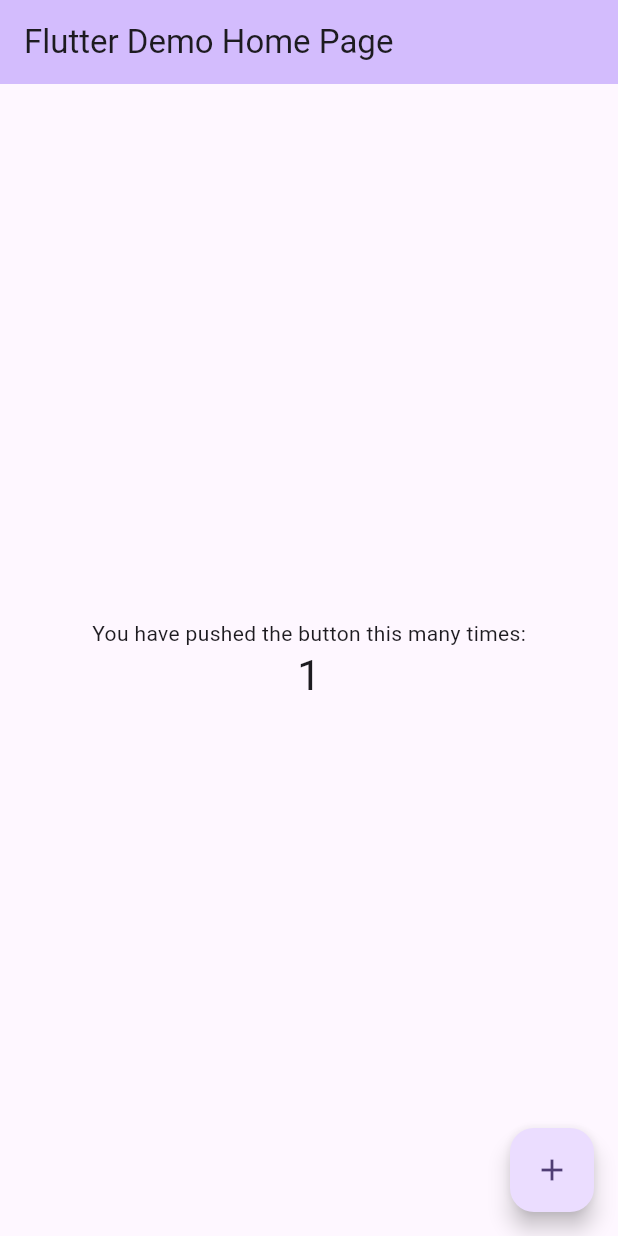
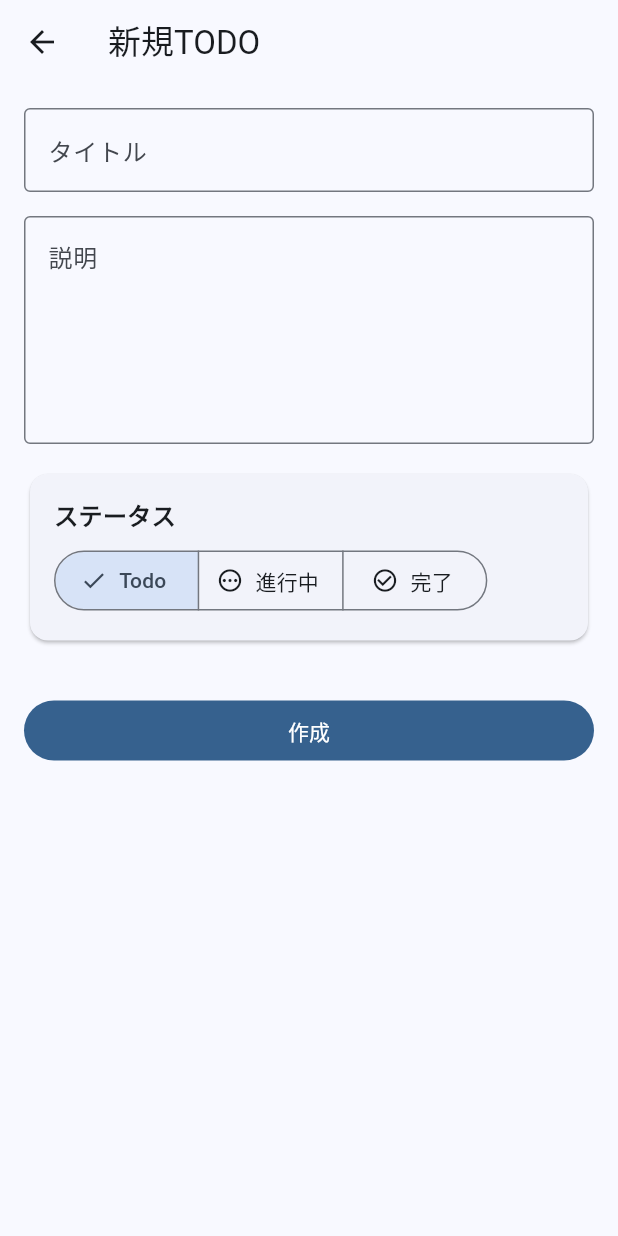
Before and after one commit to somorioka/riverpod_todo_app, a Flutter app: the screen it shows after launch, after a tap on the "add" icon, on a phone screen of 412 x 824 dp. Run offline on Flutter 3.47's test engine with Material 3 defaults, Android fonts, the light colour scheme and no system bars; our stand-ins replace flutter_riverpod.

Commit message:
feat: UIを作成

```diff
--- a/lib/main.dart
+++ b/lib/main.dart
@@ -1,125 +1,39 @@
 import 'package:flutter/material.dart';
+import 'package:flutter_riverpod/flutter_riverpod.dart';
+import 'screens/todo_list_screen.dart';
 
 void main() {
-  runApp(const MyApp());
+  runApp(
+    const ProviderScope(
+      child: MyApp(),
+    ),
+  );
 }
 
 class MyApp extends StatelessWidget {
   const MyApp({super.key});
 
-  // This widget is the root of your application.
   @override
   Widget build(BuildContext context) {
     return MaterialApp(
-      title: 'Flutter Demo',
+      title: 'Riverpod TODO App',
+      debugShowCheckedModeBanner: false,
       theme: ThemeData(
-        // This is the theme of your application.
-        //
-        // TRY THIS: Try running your application with "flutter run". You'll see
-        // the application has a purple toolbar. Then, without quitting the app,
-        // try changing the seedColor in the colorScheme below to Colors.green
-        // and then invoke "hot reload" (save your changes or press the "hot
-        // reload" button in a Flutter-supported IDE, or press "r" if you used
-        // the command line to start the app).
-        //
-        // Notice that the counter didn't reset back to zero; the application
-        // state is not lost during the reload. To reset the state, use hot
-        // restart instead.
-        //
-        // This works for code too, not just values: Most code changes can be
-        // tested with just a hot reload.
-        colorScheme: ColorScheme.fromSeed(seedColor: Colors.deepPurple),
+        colorScheme: ColorScheme.fromSeed(
+          seedColor: Colors.blue,
+          brightness: Brightness.light,
+        ),
         useMaterial3: true,
       ),
-      home: const MyHomePage(title: 'Flutter Demo Home Page'),
+      darkTheme: ThemeData(
+        colorScheme: ColorScheme.fromSeed(
+          seedColor: Colors.blue,
+          brightness: Brightness.dark,
+        ),
+        useMaterial3: true,
+      ),
+      themeMode: ThemeMode.system,
+      home: const TodoListScreen(),
     );
   }
 }
-
-class MyHomePage extends StatefulWidget {
-  const MyHomePage({super.key, required this.title});
-
-  // This widget is the home page of your application. It is stateful, meaning
-  // that it has a State object (defined below) that contains fields that affect
-  // how it looks.
-
-  // This class is the configuration for the state. It holds the values (in this
-  // case the title) provided by the parent (in this case the App widget) and
-  // used by the build method of the State. Fields in a Widget subclass are
-  // always marked "final".
-
-  final String title;
-
-  @override
-  State<MyHomePage> createState() => _MyHomePageState();
-}
-
-class _MyHomePageState extends State<MyHomePage> {
-  int _counter = 0;
-
-  void _incrementCounter() {
-    setState(() {
-      // This call to setState tells the Flutter framework that something has
-      // changed in this State, which causes it to rerun the build method below
-      // so that the display can reflect the updated values. If we changed
-      // _counter without calling setState(), then the build method would not be
-      // called again, and so nothing would appear to happen.
-      _counter++;
-    });
-  }
-
-  @override
-  Widget build(BuildContext context) {
-    // This method is rerun every time setState is called, for instance as done
-    // by the _incrementCounter method above.
-    //
-    // The Flutter framework has been optimized to make rerunning build methods
-    // fast, so that you can just rebuild anything that needs updating rather
-    // than having to individually change instances of widgets.
-    return Scaffold(
-      appBar: AppBar(
-        // TRY THIS: Try changing the color here to a specific color (to
-        // Colors.amber, perhaps?) and trigger a hot reload to see the AppBar
-        // change color while the other colors stay the same.
-        backgroundColor: Theme.of(context).colorScheme.inversePrimary,
-        // Here we take the value from the MyHomePage object that was created by
-        // the App.build method, and use it to set our appbar title.
-        title: Text(widget.title),
-      ),
-      body: Center(
-        // Center is a layout widget. It takes a single child and positions it
-        // in the middle of the parent.
-        child: Column(
-          // Column is also a layout widget. It takes a list of children and
-          // arranges them vertically. By default, it sizes itself to fit its
-          // children horizontally, and tries to be as tall as its parent.
-          //
-          // Column has various properties to control how it sizes itself and
-          // how it positions its children. Here we use mainAxisAlignment to
-          // center the children vertically; the main axis here is the vertical
-          // axis because Columns are vertical (the cross axis would be
-          // horizontal).
-          //
-          // TRY THIS: Invoke "debug painting" (choose the "Toggle Debug Paint"
-          // action in the IDE, or press "p" in the console), to see the
-          // wireframe for each widget.
-          mainAxisAlignment: MainAxisAlignment.center,
-          children: <Widget>[
-            const Text(
-              'You have pushed the button this many times:',
-            ),
-            Text(
-              '$_counter',
-              style: Theme.of(context).textTheme.headlineMedium,
-            ),
-          ],
-        ),
-      ),
-      floatingActionButton: FloatingActionButton(
-        onPressed: _incrementCounter,
-        tooltip: 'Increment',
-        child: const Icon(Icons.add),
-      ), // This trailing comma makes auto-formatting nicer for build methods.
-    );
-  }
-}
--- /dev/null
+++ b/lib/models/todo.dart
@@ -0,0 +1,56 @@
+// TODO: 後でfreezedを使って実装する
+
+enum TodoStatus {
+  todo,
+  inProgress,
+  done,
+}
+
+// ダミーデータ用の簡易TodoItemクラス
+class TodoItem {
+  final String id;
+  final String title;
+  final String description;
+  final TodoStatus status;
+  final DateTime createdAt;
+
+  TodoItem({
+    required this.id,
+    required this.title,
+    required this.description,
+    required this.status,
+    required this.createdAt,
+  });
+}
+
+// ダミーデータ
+final List<TodoItem> dummyTodos = [
+  TodoItem(
+    id: '1',
+    title: 'Flutterの基礎を学ぶ',
+    description: 'Widgetの概念、状態管理、ナビゲーションについて学習する',
+    status: TodoStatus.done,
+    createdAt: DateTime.now().subtract(const Duration(days: 10)),
+  ),
+  TodoItem(
+    id: '2',
+    title: 'Riverpodを理解する',
+    description: 'Providerの種類、使い方、StateNotifierの実装方法を理解する',
+    status: TodoStatus.inProgress,
+    createdAt: DateTime.now().subtract(const Duration(days: 5)),
+  ),
+  TodoItem(
+    id: '3',
+    title: 'TODOアプリを完成させる',
+    description: 'Riverpodを使ってTODOアプリの状態管理を実装し、CRUDを完成させる',
+    status: TodoStatus.todo,
+    createdAt: DateTime.now().subtract(const Duration(days: 2)),
+  ),
+  TodoItem(
+    id: '4',
+    title: 'UIをブラッシュアップする',
+    description: 'アニメーションを追加し、レスポンシブ対応を行う',
+    status: TodoStatus.todo,
+    createdAt: DateTime.now().subtract(const Duration(days: 1)),
+  ),
+];
--- /dev/null
+++ b/lib/screens/todo_detail_screen.dart
@@ -0,0 +1,197 @@
+import 'package:flutter/material.dart';
+import 'package:intl/intl.dart';
+import '../models/todo.dart';
+
+class TodoDetailScreen extends StatefulWidget {
+  final TodoItem? todo;
+
+  const TodoDetailScreen({super.key, this.todo});
+
+  @override
+  State<TodoDetailScreen> createState() => _TodoDetailScreenState();
+}
+
+class _TodoDetailScreenState extends State<TodoDetailScreen> {
+  late final TextEditingController _titleController;
+  late final TextEditingController _descriptionController;
+  late TodoStatus _status;
+  final _formKey = GlobalKey<FormState>();
+
+  @override
+  void initState() {
+    super.initState();
+    _titleController = TextEditingController(text: widget.todo?.title ?? '');
+    _descriptionController =
+        TextEditingController(text: widget.todo?.description ?? '');
+    _status = widget.todo?.status ?? TodoStatus.todo;
+  }
+
+  @override
+  void dispose() {
+    _titleController.dispose();
+    _descriptionController.dispose();
+    super.dispose();
+  }
+
+  // これらのメソッドはダミーの実装です。後でRiverpodで置き換えます
+  void _saveTodo() {
+    if (!_formKey.currentState!.validate()) return;
+
+    // Riverpodの実装時にデータ保存ロジックに置き換えます
+    Navigator.pop(context);
+  }
+
+  void _deleteTodo() {
+    showDialog(
+      context: context,
+      builder: (context) => AlertDialog(
+        title: const Text('削除の確認'),
+        content: Text('「${widget.todo!.title}」を削除してもよろしいですか？'),
+        actions: [
+          TextButton(
+            onPressed: () => Navigator.pop(context),
+            child: const Text('キャンセル'),
+          ),
+          TextButton(
+            onPressed: () {
+              // Riverpodの実装時に削除ロジックに置き換えます
+              Navigator.pop(context); // ダイアログを閉じる
+              Navigator.pop(context); // 詳細画面を閉じる
+            },
+            child: const Text(
+              '削除',
+              style: TextStyle(color: Colors.red),
+            ),
+          ),
+        ],
+      ),
+    );
+  }
+
+  @override
+  Widget build(BuildContext context) {
+    final bool isEditing = widget.todo != null;
+
+    return Scaffold(
+      appBar: AppBar(
+        title: Text(isEditing ? 'TODOの編集' : '新規TODO'),
+        actions: [
+          if (isEditing)
+            IconButton(
+              icon: const Icon(Icons.delete),
+              onPressed: _deleteTodo,
+            ),
+        ],
+      ),
+      body: Form(
+        key: _formKey,
+        child: ListView(
+          padding: const EdgeInsets.all(16),
+          children: [
+            TextFormField(
+              controller: _titleController,
+              decoration: const InputDecoration(
+                labelText: 'タイトル',
+                border: OutlineInputBorder(),
+              ),
+              validator: (value) {
+                if (value == null || value.isEmpty) {
+                  return 'タイトルを入力してください';
+                }
+                return null;
+              },
+            ),
+            const SizedBox(height: 16),
+            TextFormField(
+              controller: _descriptionController,
+              decoration: const InputDecoration(
+                labelText: '説明',
+                border: OutlineInputBorder(),
+                alignLabelWithHint: true,
+              ),
+              maxLines: 5,
+            ),
+            const SizedBox(height: 16),
+            Card(
+              child: Padding(
+                padding: const EdgeInsets.all(16),
+                child: Column(
+                  crossAxisAlignment: CrossAxisAlignment.start,
+                  children: [
+                    const Text(
+                      'ステータス',
+                      style: TextStyle(
+                        fontSize: 16,
+                        fontWeight: FontWeight.bold,
+                      ),
+                    ),
+                    const SizedBox(height: 8),
+                    SegmentedButton<TodoStatus>(
+                      segments: const [
+                        ButtonSegment(
+                          value: TodoStatus.todo,
+                          label: Text('Todo'),
+                          icon: Icon(Icons.circle_outlined),
+                        ),
+                        ButtonSegment(
+                          value: TodoStatus.inProgress,
+                          label: Text('進行中'),
+                          icon: Icon(Icons.pending_outlined),
+                        ),
+                        ButtonSegment(
+                          value: TodoStatus.done,
+                          label: Text('完了'),
+                          icon: Icon(Icons.check_circle_outline),
+                        ),
+                      ],
+                      selected: {_status},
+                      onSelectionChanged: (Set<TodoStatus> newSelection) {
+                        setState(() {
+                          _status = newSelection.first;
+                        });
+                      },
+                    ),
+                  ],
+                ),
+              ),
+            ),
+            if (isEditing) ...[
+              const SizedBox(height: 16),
+              Card(
+                child: Padding(
+                  padding: const EdgeInsets.all(16),
+                  child: Column(
+                    crossAxisAlignment: CrossAxisAlignment.start,
+                    children: [
+                      const Text(
+                        '作成日',
+                        style: TextStyle(
+                          fontSize: 16,
+                          fontWeight: FontWeight.bold,
+                        ),
+                      ),
+                      const SizedBox(height: 8),
+                      Text(
+                        DateFormat('yyyy年MM月dd日 HH:mm')
+                            .format(widget.todo!.createdAt),
+                        style: TextStyle(
+                          fontSize: 16,
+                          color: Colors.grey.shade700,
+                        ),
+                      ),
+                    ],
+                  ),
+                ),
+              ),
+            ],
+            const SizedBox(height: 32),
+            FilledButton(
+              onPressed: _saveTodo,
+              child: Text(isEditing ? '更新' : '作成'),
+            ),
+          ],
+        ),
+      ),
+    );
+  }
+}
--- /dev/null
+++ b/lib/screens/todo_list_screen.dart
@@ -0,0 +1,141 @@
+import 'package:flutter/material.dart';
+import '../models/todo.dart';
+import '../widgets/todo_item.dart';
+import 'todo_detail_screen.dart';
+
+class TodoListScreen extends StatefulWidget {
+  const TodoListScreen({super.key});
+
+  @override
+  State<TodoListScreen> createState() => _TodoListScreenState();
+}
+
+class _TodoListScreenState extends State<TodoListScreen>
+    with SingleTickerProviderStateMixin {
+  late TabController _tabController;
+  List<TodoItem> todos = dummyTodos;
+
+  @override
+  void initState() {
+    super.initState();
+    _tabController = TabController(length: 4, vsync: this);
+  }
+
+  @override
+  void dispose() {
+    _tabController.dispose();
+    super.dispose();
+  }
+
+  // このメソッドはダミーの実装です。後でRiverpodで置き換えます
+  void _deleteTodo(String id) {
+    setState(() {
+      todos = todos.where((todo) => todo.id != id).toList();
+    });
+  }
+
+  List<TodoItem> _getFilteredTodos(TodoStatus? status) {
+    if (status == null) {
+      return todos;
+    }
+    return todos.where((todo) => todo.status == status).toList();
+  }
+
+  @override
+  Widget build(BuildContext context) {
+    return Scaffold(
+      appBar: AppBar(
+        title: const Text('TODOリスト'),
+        bottom: TabBar(
+          controller: _tabController,
+          tabs: const [
+            Tab(text: 'すべて'),
+            Tab(text: 'Todo'),
+            Tab(text: '進行中'),
+            Tab(text: '完了'),
+          ],
+        ),
+      ),
+      body: TabBarView(
+        controller: _tabController,
+        children: [
+          _buildTodoList(null),
+          _buildTodoList(TodoStatus.todo),
+          _buildTodoList(TodoStatus.inProgress),
+          _buildTodoList(TodoStatus.done),
+        ],
+      ),
+      floatingActionButton: FloatingActionButton(
+        onPressed: () {
+          Navigator.push(
+            context,
+            MaterialPageRoute(
+              builder: (context) => const TodoDetailScreen(todo: null),
+            ),
+          );
+        },
+        child: const Icon(Icons.add),
+      ),
+    );
+  }
+
+  Widget _buildTodoList(TodoStatus? filterStatus) {
+    final filteredTodos = _getFilteredTodos(filterStatus);
+
+    if (filteredTodos.isEmpty) {
+      return Center(
+        child: Column(
+          mainAxisAlignment: MainAxisAlignment.center,
+          children: [
+            Icon(
+              Icons.check_circle_outline,
+              size: 64,
+              color: Colors.grey.shade400,
+            ),
+            const SizedBox(height: 16),
+            Text(
+              filterStatus == null
+                  ? 'TODOがありません'
+                  : '${_getStatusText(filterStatus)}のTODOがありません',
+              style: TextStyle(
+                fontSize: 16,
+                color: Colors.grey.shade600,
+              ),
+            ),
+          ],
+        ),
+      );
+    }
+
+    return ListView.builder(
+      itemCount: filteredTodos.length,
+      padding: const EdgeInsets.only(bottom: 80),
+      itemBuilder: (context, index) {
+        final todo = filteredTodos[index];
+        return TodoItemWidget(
+          todo: todo,
+          onTap: () {
+            Navigator.push(
+              context,
+              MaterialPageRoute(
+                builder: (context) => TodoDetailScreen(todo: todo),
+              ),
+            );
+          },
+          onDelete: () => _deleteTodo(todo.id),
+        );
+      },
+    );
+  }
+
+  String _getStatusText(TodoStatus status) {
+    switch (status) {
+      case TodoStatus.todo:
+        return 'Todo';
+      case TodoStatus.inProgress:
+        return '進行中';
+      case TodoStatus.done:
+        return '完了';
+    }
+  }
+}
--- /dev/null
+++ b/lib/widgets/status_badge.dart
@@ -0,0 +1,53 @@
+import 'package:flutter/material.dart';
+import '../models/todo.dart';
+
+class StatusBadge extends StatelessWidget {
+  final TodoStatus status;
+
+  const StatusBadge({super.key, required this.status});
+
+  @override
+  Widget build(BuildContext context) {
+    return Container(
+      padding: const EdgeInsets.symmetric(horizontal: 8, vertical: 4),
+      decoration: BoxDecoration(
+        color: _getStatusColor(status).withOpacity(0.2),
+        borderRadius: BorderRadius.circular(12),
+        border: Border.all(
+          color: _getStatusColor(status),
+          width: 1,
+        ),
+      ),
+      child: Text(
+        _getStatusText(status),
+        style: TextStyle(
+          color: _getStatusColor(status),
+          fontSize: 12,
+          fontWeight: FontWeight.bold,
+        ),
+      ),
+    );
+  }
+
+  String _getStatusText(TodoStatus status) {
+    switch (status) {
+      case TodoStatus.todo:
+        return 'Todo';
+      case TodoStatus.inProgress:
+        return 'In Progress';
+      case TodoStatus.done:
+        return 'Done';
+    }
+  }
+
+  Color _getStatusColor(TodoStatus status) {
+    switch (status) {
+      case TodoStatus.todo:
+        return Colors.blue;
+      case TodoStatus.inProgress:
+        return Colors.amber;
+      case TodoStatus.done:
+        return Colors.green;
+    }
+  }
+}
--- /dev/null
+++ b/lib/widgets/todo_item.dart
@@ -0,0 +1,114 @@
+import 'package:flutter/material.dart';
+import 'package:intl/intl.dart';
+import '../models/todo.dart';
+import 'status_badge.dart';
+
+class TodoItemWidget extends StatelessWidget {
+  final TodoItem todo;
+  final VoidCallback onTap;
+  final VoidCallback onDelete;
+
+  const TodoItemWidget({
+    super.key,
+    required this.todo,
+    required this.onTap,
+    required this.onDelete,
+  });
+
+  @override
+  Widget build(BuildContext context) {
+    return Dismissible(
+      key: Key(todo.id),
+      background: Container(
+        color: Colors.red,
+        alignment: Alignment.centerRight,
+        padding: const EdgeInsets.only(right: 20),
+        child: const Icon(
+          Icons.delete,
+          color: Colors.white,
+        ),
+      ),
+      direction: DismissDirection.endToStart,
+      confirmDismiss: (direction) async {
+        return await showDialog(
+          context: context,
+          builder: (BuildContext context) {
+            return AlertDialog(
+              title: const Text("削除の確認"),
+              content: Text("「${todo.title}」を削除してもよろしいですか？"),
+              actions: [
+                TextButton(
+                  onPressed: () => Navigator.of(context).pop(false),
+                  child: const Text("キャンセル"),
+                ),
+                TextButton(
+                  onPressed: () => Navigator.of(context).pop(true),
+                  child: const Text(
+                    "削除",
+                    style: TextStyle(color: Colors.red),
+                  ),
+                ),
+              ],
+            );
+          },
+        );
+      },
+      onDismissed: (direction) {
+        onDelete();
+      },
+      child: Card(
+        elevation: 2,
+        margin: const EdgeInsets.symmetric(horizontal: 16, vertical: 8),
+        child: InkWell(
+          onTap: onTap,
+          borderRadius: BorderRadius.circular(8),
+          child: Padding(
+            padding: const EdgeInsets.all(16),
+            child: Column(
+              crossAxisAlignment: CrossAxisAlignment.start,
+              children: [
+                Row(
+                  mainAxisAlignment: MainAxisAlignment.spaceBetween,
+                  children: [
+                    Expanded(
+                      child: Text(
+                        todo.title,
+                        style: const TextStyle(
+                          fontSize: 16,
+                          fontWeight: FontWeight.bold,
+                        ),
+                        overflow: TextOverflow.ellipsis,
+                      ),
+                    ),
+                    const SizedBox(width: 8),
+                    StatusBadge(status: todo.status),
+                  ],
+                ),
+                if (todo.description.isNotEmpty) ...[
+                  const SizedBox(height: 8),
+                  Text(
+                    todo.description,
+                    style: TextStyle(
+                      fontSize: 14,
+                      color: Colors.grey.shade600,
+                    ),
+                    maxLines: 2,
+                    overflow: TextOverflow.ellipsis,
+                  ),
+                ],
+                const SizedBox(height: 8),
+                Text(
+                  '作成日: ${DateFormat('yyyy/MM/dd').format(todo.createdAt)}',
+                  style: TextStyle(
+                    fontSize: 12,
+                    color: Colors.grey.shade500,
+                  ),
+                ),
+              ],
+            ),
+          ),
+        ),
+      ),
+    );
+  }
+}
```
Also changed, not shown: lib/providers/todo_provider.dart (added), 1 other file.
